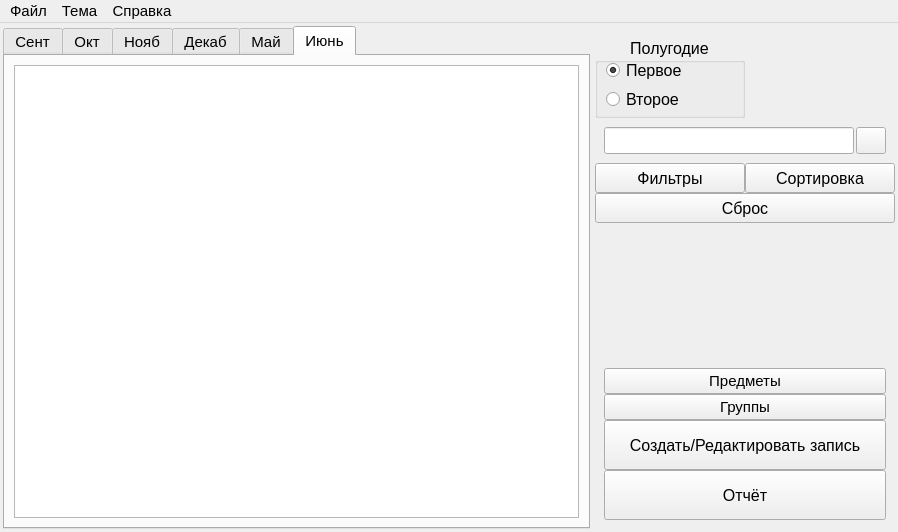
Old version of the form ui/mainWindow.ui in the repository Cy-Nec/hour_track.
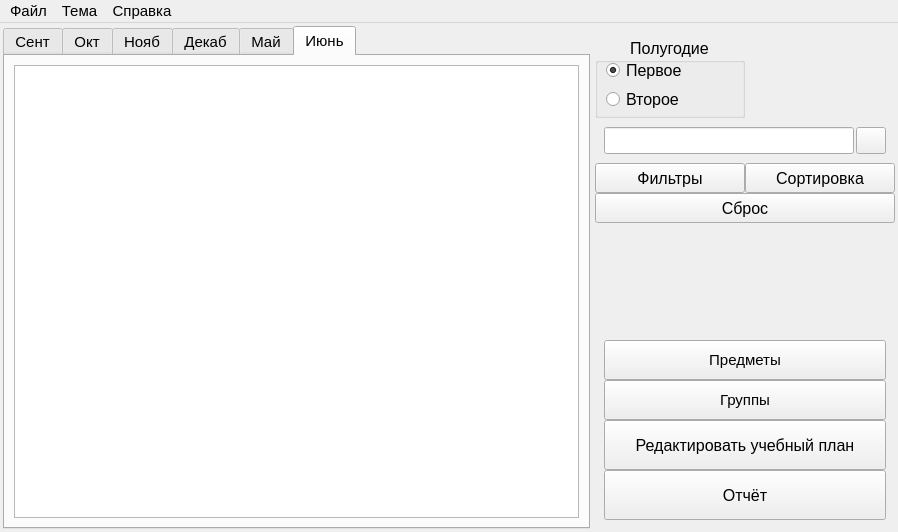
New version of the form.

```diff
--- a/ui/mainWindow.ui
+++ b/ui/mainWindow.ui
@@ -238,16 +238,46 @@
        </property>
        <item>
         <widget class="QPushButton" name="btn_Subject">
+         <property name="minimumSize">
+          <size>
+           <width>150</width>
+           <height>40</height>
+          </size>
+         </property>
          <property name="text">
           <string>Предметы</string>
          </property>
+         <property name="iconSize">
+          <size>
+           <width>24</width>
+           <height>24</height>
+          </size>
+         </property>
         </widget>
        </item>
        <item>
         <widget class="QPushButton" name="btn_Group">
+         <property name="minimumSize">
+          <size>
+           <width>150</width>
+           <height>40</height>
+          </size>
+         </property>
+         <property name="baseSize">
+          <size>
+           <width>150</width>
+           <height>50</height>
+          </size>
+         </property>
          <property name="text">
           <string>Группы</string>
          </property>
+         <property name="iconSize">
+          <size>
+           <width>24</width>
+           <height>24</height>
+          </size>
+         </property>
         </widget>
        </item>
        <item>
@@ -270,7 +300,7 @@
           </font>
          </property>
          <property name="text">
-          <string>Создать/Редактировать запись</string>
+          <string>Редактировать учебный план</string>
          </property>
          <property name="iconSize">
           <size>
```
Left out of the diff: 2 changed lines with no effect on the pictures.
